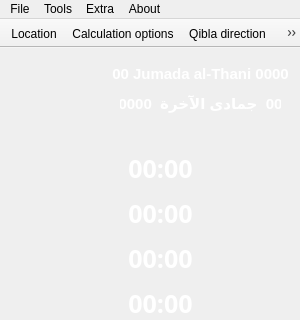
This is ui/salat.ui in sdizdarevic/qsalat as Qt 5 draws it before an edit; both pictures show x 0 to 300 and y 0 to 320 of the 300 by 487 pixel window. The edited form follows.
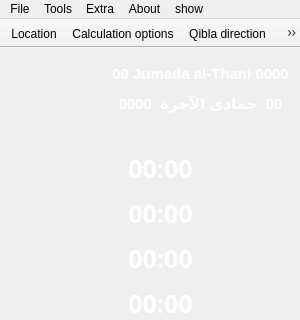
This is the edited form. Icons and pictures are not drawn.

```diff
--- a/ui/salat.ui
+++ b/ui/salat.ui
@@ -306,7 +306,7 @@
      <x>0</x>
      <y>0</y>
      <width>300</width>
-     <height>23</height>
+     <height>25</height>
     </rect>
    </property>
    <widget class="QMenu" name="menuFile">
@@ -349,10 +349,17 @@
     <addaction name="actionAbout_Qsalat"/>
     <addaction name="actionAbout_QT"/>
    </widget>
+   <widget class="QMenu" name="menuShow">
+    <property name="title">
+     <string>show</string>
+    </property>
+    <addaction name="actionShow_2"/>
+   </widget>
    <addaction name="menuFile"/>
    <addaction name="menuTools"/>
    <addaction name="menuExtra"/>
    <addaction name="menuAbout"/>
+   <addaction name="menuShow"/>
   </widget>
   <widget class="QStatusBar" name="statusbar"/>
   <widget class="QToolBar" name="toolBar">
```
Left out of the diff: 5 changed lines with no effect on the pictures.
